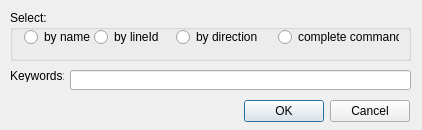
This is icurve_v2.0/icurve/resource/icv_curve_filter.ui in Sunfe/icurve as Qt 5 draws it before an edit. The edited form follows.
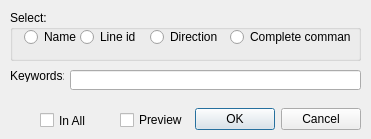
This is the edited form.

Commit message: curve brief file info added. 20160619-02:38

The edit to the form file:
```diff
--- a/icurve_v2.0/icurve/resource/icv_curve_filter.ui
+++ b/icurve_v2.0/icurve/resource/icv_curve_filter.ui
@@ -6,8 +6,8 @@
    <rect>
     <x>0</x>
     <y>0</y>
-    <width>422</width>
-    <height>130</height>
+    <width>371</width>
+    <height>139</height>
    </rect>
   </property>
   <property name="windowTitle">
@@ -16,9 +16,9 @@
   <widget class="QDialogButtonBox" name="buttonBox">
    <property name="geometry">
     <rect>
-     <x>50</x>
-     <y>95</y>
-     <width>360</width>
+     <x>190</x>
+     <y>103</y>
+     <width>171</width>
      <height>32</height>
     </rect>
    </property>
@@ -34,7 +34,7 @@
     <rect>
      <x>70</x>
      <y>70</y>
-     <width>341</width>
+     <width>291</width>
      <height>20</height>
     </rect>
    </property>
@@ -44,7 +44,7 @@
     <rect>
      <x>10</x>
      <y>10</y>
-     <width>401</width>
+     <width>351</width>
      <height>51</height>
     </rect>
    </property>
@@ -61,46 +61,46 @@
      </rect>
     </property>
     <property name="text">
-     <string>by name</string>
+     <string>Name</string>
     </property>
    </widget>
    <widget class="QRadioButton" name="ByLineIdRadio">
     <property name="geometry">
      <rect>
-      <x>84</x>
+      <x>70</x>
       <y>17</y>
       <width>80</width>
       <height>20</height>
      </rect>
     </property>
     <property name="text">
-     <string>by lineId</string>
+     <string>Line id</string>
     </property>
    </widget>
    <widget class="QRadioButton" name="ByDirectionRadio">
     <property name="geometry">
      <rect>
-      <x>166</x>
+      <x>140</x>
       <y>17</y>
       <width>89</width>
       <height>20</height>
      </rect>
     </property>
     <property name="text">
-     <string>by direction</string>
+     <string>Direction</string>
     </property>
    </widget>
    <widget class="QRadioButton" name="ByCompleteComandRadio">
     <property name="geometry">
      <rect>
-      <x>268</x>
+      <x>220</x>
       <y>17</y>
       <width>121</width>
       <height>20</height>
      </rect>
     </property>
     <property name="text">
-     <string>complete command</string>
+     <string>Complete command</string>
     </property>
    </widget>
   </widget>
@@ -117,6 +117,32 @@
     <string>Keywords:</string>
    </property>
   </widget>
+  <widget class="QCheckBox" name="previewCheckBox">
+   <property name="geometry">
+    <rect>
+     <x>120</x>
+     <y>110</y>
+     <width>71</width>
+     <height>20</height>
+    </rect>
+   </property>
+   <property name="text">
+    <string>Preview</string>
+   </property>
+  </widget>
+  <widget class="QCheckBox" name="checkBox">
+   <property name="geometry">
+    <rect>
+     <x>40</x>
+     <y>112</y>
+     <width>72</width>
+     <height>17</height>
+    </rect>
+   </property>
+   <property name="text">
+    <string>In All</string>
+   </property>
+  </widget>
  </widget>
  <resources/>
  <connections>
```
Left out of the diff: 3 changed lines with no effect on the pictures. The commit also changes 38 other files.
